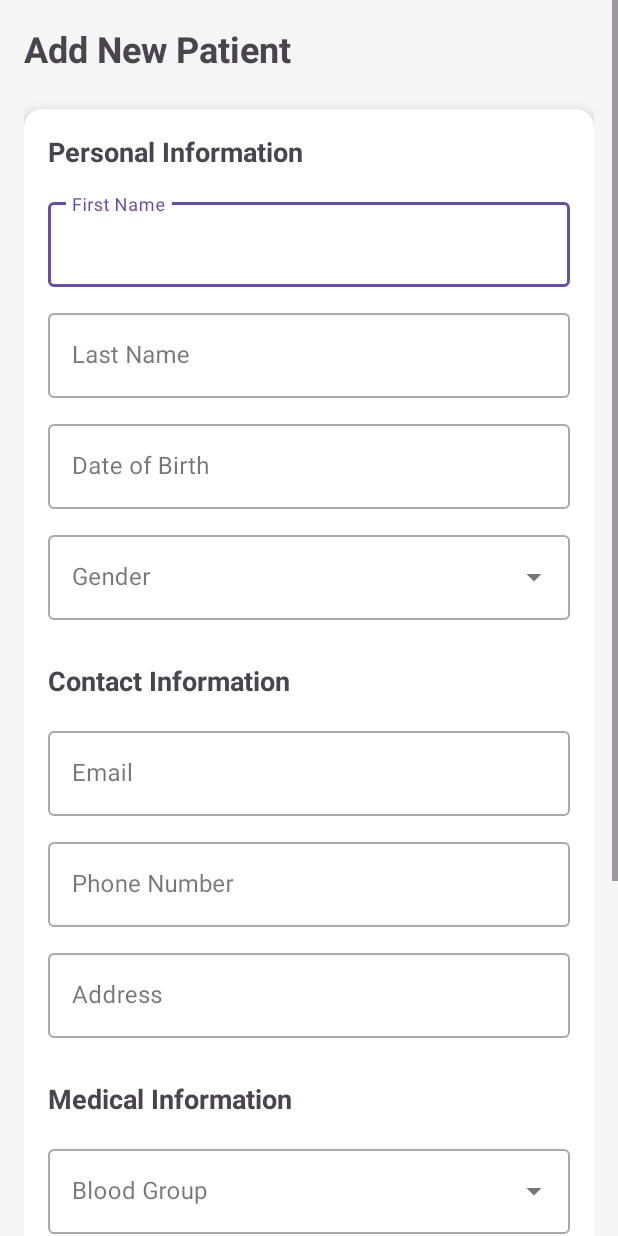
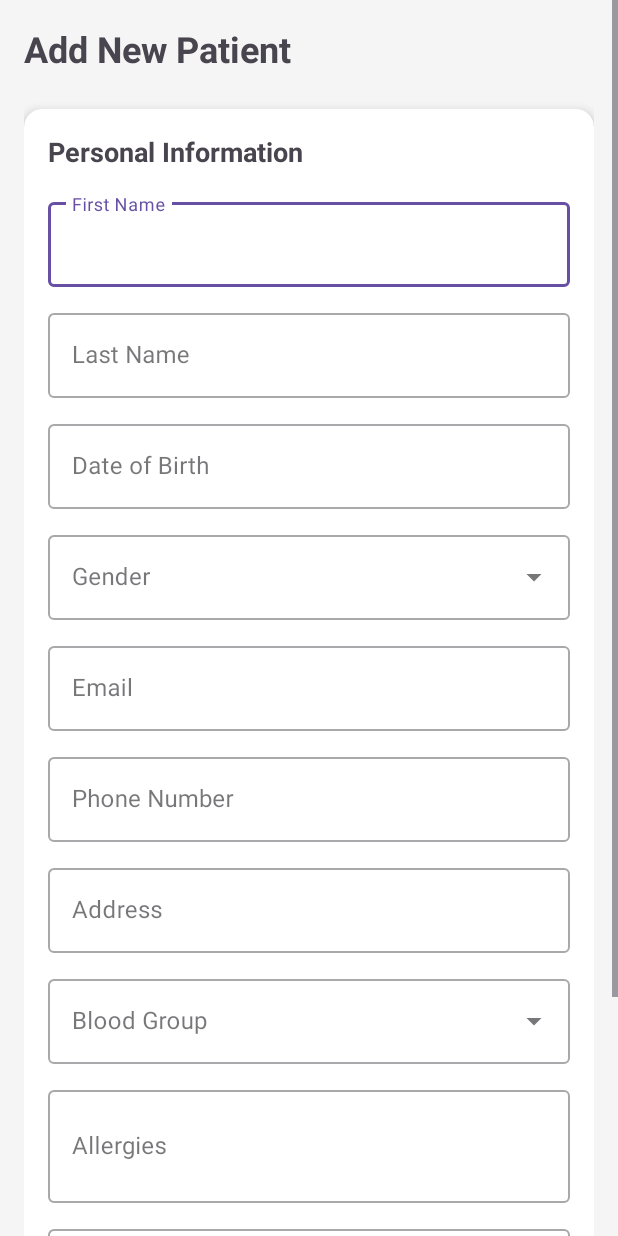
Before and after one commit to Lakshay0916/medora, an Android app: the PatientListActivity screen opened directly, with no data from a screen before it, after a tap on "Add Patient", on a phone screen of 412 x 824 dp. Run offline under Robolectric (Android 15) with nearby library versions, the phone set to English and light mode, and no system bars; our stand-ins replace Firebase (no records; nobody signed in at launch, a user with empty details on screens opened directly).

```diff
--- a/app/src/main/java/com/example/med/PatientListActivity.java
+++ b/app/src/main/java/com/example/med/PatientListActivity.java
@@ -2,9 +2,12 @@ package com.example.med;
 
 import android.content.Intent;
 import android.os.Bundle;
+import android.text.Editable;
+import android.text.TextWatcher;
 import android.view.LayoutInflater;
 import android.view.View;
 import android.view.ViewGroup;
+import android.widget.EditText;
 import android.widget.TextView;
 
 import androidx.annotation.NonNull;
@@ -31,6 +34,7 @@ public class PatientListActivity extends AppCompatActivity {
     private List<Patient> patientList;
     private FloatingActionButton fabAddPatient;
     private String uid;
+    private EditText etSearch;
 
     @Override
     protected void onCreate(Bundle savedInstanceState) {
@@ -41,15 +45,29 @@ public class PatientListActivity extends AppCompatActivity {
         recyclerView.setLayoutManager(new LinearLayoutManager(this));
 
         fabAddPatient = findViewById(R.id.fabAddPatient);
+        etSearch = findViewById(R.id.etSearch);
+
         fabAddPatient.setOnClickListener(v -> {
             Intent intent = new Intent(PatientListActivity.this, AddPatientActivity.class);
             startActivity(intent);
         });
 
-        // Initialize empty list and adapter before fetching
         patientList = new ArrayList<>();
         adapter = new PatientAdapter(patientList);
         recyclerView.setAdapter(adapter);
+
+        etSearch.addTextChangedListener(new TextWatcher() {
+            @Override
+            public void beforeTextChanged(CharSequence s, int start, int count, int after) {}
+
+            @Override
+            public void onTextChanged(CharSequence s, int start, int before, int count) {
+                adapter.filter(s.toString());
+            }
+
+            @Override
+            public void afterTextChanged(Editable s) {}
+        });
     }
 
     @Override
@@ -70,15 +88,17 @@ public class PatientListActivity extends AppCompatActivity {
                         if (task.isSuccessful()) {
                             patientList.clear();
                             for (QueryDocumentSnapshot snapshot : task.getResult()) {
-                                patientList.add(new Patient(
+                                Patient patient = new Patient(
                                         snapshot.getId(),
                                         snapshot.getString("name"),
                                         Integer.parseInt(snapshot.getString("age")),
                                         snapshot.getString("gender"),
                                         snapshot.getString("medicalHistory")
-                                ));
+                                );
+                                patientList.add(patient);
                             }
-                            adapter.notifyDataSetChanged();
+                            adapter = new PatientAdapter(patientList);
+                            recyclerView.setAdapter(adapter);
                         }
                     }
                 });
@@ -86,9 +106,25 @@ public class PatientListActivity extends AppCompatActivity {
 
     private class PatientAdapter extends RecyclerView.Adapter<PatientAdapter.PatientViewHolder> {
         private List<Patient> patients;
+        private List<Patient> allPatients;
 
         public PatientAdapter(List<Patient> patients) {
-            this.patients = patients;
+            this.patients = new ArrayList<>(patients);
+            this.allPatients = new ArrayList<>(patients);
+        }
+
+        public void filter(String text) {
+            patients.clear();
+            if (text.isEmpty()) {
+                patients.addAll(allPatients);
+            } else {
+                for (Patient p : allPatients) {
+                    if (p.getName().toLowerCase().startsWith(text.toLowerCase())) {
+                        patients.add(p);
+                    }
+                }
+            }
+            notifyDataSetChanged();
         }
 
         @NonNull
--- a/app/src/main/res/layout/activity_add_patient.xml
+++ b/app/src/main/res/layout/activity_add_patient.xml
@@ -11,7 +11,6 @@
         android:orientation="vertical"
         android:padding="16dp">
 
-        <!-- Header -->
         <TextView
             android:layout_width="match_parent"
             android:layout_height="wrap_content"
@@ -20,7 +19,6 @@
             android:textStyle="bold"
             android:layout_marginBottom="24dp"/>
 
-        <!-- Patient Information Form -->
         <androidx.cardview.widget.CardView
             android:layout_width="match_parent"
             android:layout_height="wrap_content"
@@ -34,7 +32,7 @@
                 android:orientation="vertical"
                 android:padding="16dp">
 
-                <!-- Personal Information Section -->
+                <!-- Personal Info -->
                 <TextView
                     android:layout_width="wrap_content"
                     android:layout_height="wrap_content"
@@ -45,10 +43,10 @@
 
                 <!-- First Name -->
                 <com.google.android.material.textfield.TextInputLayout
+                    style="@style/Widget.MaterialComponents.TextInputLayout.OutlinedBox"
                     android:layout_width="match_parent"
                     android:layout_height="wrap_content"
-                    android:layout_marginBottom="12dp"
-                    style="@style/Widget.MaterialComponents.TextInputLayout.OutlinedBox">
+                    android:layout_marginBottom="12dp">
 
                     <com.google.android.material.textfield.TextInputEditText
                         android:id="@+id/etFirstName"
@@ -60,10 +58,10 @@
 
                 <!-- Last Name -->
                 <com.google.android.material.textfield.TextInputLayout
+                    style="@style/Widget.MaterialComponents.TextInputLayout.OutlinedBox"
                     android:layout_width="match_parent"
                     android:layout_height="wrap_content"
-                    android:layout_marginBottom="12dp"
-                    style="@style/Widget.MaterialComponents.TextInputLayout.OutlinedBox">
+                    android:layout_marginBottom="12dp">
 
                     <com.google.android.material.textfield.TextInputEditText
                         android:id="@+id/etLastName"
@@ -73,53 +71,42 @@
                         android:inputType="textPersonName"/>
                 </com.google.android.material.textfield.TextInputLayout>
 
-                <!-- Date of Birth -->
+                <!-- DOB -->
                 <com.google.android.material.textfield.TextInputLayout
+                    style="@style/Widget.MaterialComponents.TextInputLayout.OutlinedBox"
                     android:layout_width="match_parent"
                     android:layout_height="wrap_content"
-                    android:layout_marginBottom="12dp"
-                    style="@style/Widget.MaterialComponents.TextInputLayout.OutlinedBox">
+                    android:layout_marginBottom="12dp">
 
                     <com.google.android.material.textfield.TextInputEditText
                         android:id="@+id/etDateOfBirth"
                         android:layout_width="match_parent"
                         android:layout_height="wrap_content"
                         android:hint="Date of Birth"
-                        android:inputType="date"
-                        android:focusable="false"/>
+                        android:focusable="false"
+                        android:inputType="none"/>
                 </com.google.android.material.textfield.TextInputLayout>
 
                 <!-- Gender -->
                 <com.google.android.material.textfield.TextInputLayout
+                    style="@style/Widget.MaterialComponents.TextInputLayout.OutlinedBox.ExposedDropdownMenu"
                     android:layout_width="match_parent"
                     android:layout_height="wrap_content"
-                    android:layout_marginBottom="12dp"
-                    style="@style/Widget.MaterialComponents.TextInputLayout.OutlinedBox.ExposedDropdownMenu">
+                    android:layout_marginBottom="12dp">
 
                     <AutoCompleteTextView
                         android:id="@+id/spinnerGender"
                         android:layout_width="match_parent"
                         android:layout_height="wrap_content"
-                        android:hint="Gender"
-                        android:inputType="none"/>
+                        android:hint="Gender"/>
                 </com.google.android.material.textfield.TextInputLayout>
-
-                <!-- Contact Information Section -->
-                <TextView
-                    android:layout_width="wrap_content"
-                    android:layout_height="wrap_content"
-                    android:text="Contact Information"
-                    android:textSize="18sp"
-                    android:textStyle="bold"
-                    android:layout_marginTop="16dp"
-                    android:layout_marginBottom="16dp"/>
 
                 <!-- Email -->
                 <com.google.android.material.textfield.TextInputLayout
+                    style="@style/Widget.MaterialComponents.TextInputLayout.OutlinedBox"
                     android:layout_width="match_parent"
                     android:layout_height="wrap_content"
-                    android:layout_marginBottom="12dp"
-                    style="@style/Widget.MaterialComponents.TextInputLayout.OutlinedBox">
+                    android:layout_marginBottom="12dp">
 
                     <com.google.android.material.textfield.TextInputEditText
                         android:id="@+id/etEmail"
@@ -131,10 +118,10 @@
 
                 <!-- Phone -->
                 <com.google.android.material.textfield.TextInputLayout
+                    style="@style/Widget.MaterialComponents.TextInputLayout.OutlinedBox"
                     android:layout_width="match_parent"
                     android:layout_height="wrap_content"
-                    android:layout_marginBottom="12dp"
-                    style="@style/Widget.MaterialComponents.TextInputLayout.OutlinedBox">
+                    android:layout_marginBottom="12dp">
 
                     <com.google.android.material.textfield.TextInputEditText
                         android:id="@+id/etPhone"
@@ -146,10 +133,10 @@
 
                 <!-- Address -->
                 <com.google.android.material.textfield.TextInputLayout
+                    style="@style/Widget.MaterialComponents.TextInputLayout.OutlinedBox"
                     android:layout_width="match_parent"
                     android:layout_height="wrap_content"
-                    android:layout_marginBottom="12dp"
-                    style="@style/Widget.MaterialComponents.TextInputLayout.OutlinedBox">
+                    android:layout_marginBottom="12dp">
 
                     <com.google.android.material.textfield.TextInputEditText
                         android:id="@+id/etAddress"
@@ -159,61 +146,50 @@
                         android:inputType="textPostalAddress"/>
                 </com.google.android.material.textfield.TextInputLayout>
 
-                <!-- Medical Information Section -->
-                <TextView
-                    android:layout_width="wrap_content"
-                    android:layout_height="wrap_content"
-                    android:text="Medical Information"
-                    android:textSize="18sp"
-                    android:textStyle="bold"
-                    android:layout_marginTop="16dp"
-                    android:layout_marginBottom="16dp"/>
-
                 <!-- Blood Group -->
                 <com.google.android.material.textfield.TextInputLayout
+                    style="@style/Widget.MaterialComponents.TextInputLayout.OutlinedBox.ExposedDropdownMenu"
                     android:layout_width="match_parent"
                     android:layout_height="wrap_content"
-                    android:layout_marginBottom="12dp"
-                    style="@style/Widget.MaterialComponents.TextInputLayout.OutlinedBox.ExposedDropdownMenu">>
+                    android:layout_marginBottom="12dp">
 
                     <AutoCompleteTextView
                         android:id="@+id/spinnerBloodGroup"
                         android:layout_width="match_parent"
                         android:layout_height="wrap_content"
-                        android:hint="Blood Group"
-                        android:inputType="none"/>
+                        android:hint="Blood Group"/>
                 </com.google.android.material.textfield.TextInputLayout>
 
                 <!-- Allergies -->
                 <com.google.android.material.textfield.TextInputLayout
+                    style="@style/Widget.MaterialComponents.TextInputLayout.OutlinedBox"
                     android:layout_width="match_parent"
                     android:layout_height="wrap_content"
-                    android:layout_marginBottom="12dp"
-                    style="@style/Widget.MaterialComponents.TextInputLayout.OutlinedBox">
+                    android:layout_marginBottom="12dp">
 
                     <com.google.android.material.textfield.TextInputEditText
                         android:id="@+id/etAllergies"
                         android:layout_width="match_parent"
                         android:layout_height="wrap_content"
-                        android:hint="Allergies (comma separated)"
-                        android:inputType="textMultiLine"
-                        android:minLines="2"/>
+                        android:hint="Allergies"
+                        android:minLines="2"
+                        android:inputType="textMultiLine"/>
                 </com.google.android.material.textfield.TextInputLayout>
 
                 <!-- Medical History -->
                 <com.google.android.material.textfield.TextInputLayout
+                    style="@style/Widget.MaterialComponents.TextInputLayout.OutlinedBox"
                     android:layout_width="match_parent"
                     android:layout_height="wrap_content"
-                    android:layout_marginBottom="12dp"
-                    style="@style/Widget.MaterialComponents.TextInputLayout.OutlinedBox">
+                    android:layout_marginBottom="12dp">
 
                     <com.google.android.material.textfield.TextInputEditText
                         android:id="@+id/etMedicalHistory"
                         android:layout_width="match_parent"
                         android:layout_height="wrap_content"
                         android:hint="Medical History"
-                        android:inputType="textMultiLine"
-                        android:minLines="3"/>
+                        android:minLines="3"
+                        android:inputType="textMultiLine"/>
                 </com.google.android.material.textfield.TextInputLayout>
 
             </LinearLayout>
@@ -226,9 +202,7 @@
             android:layout_height="wrap_content"
             android:text="Add Patient"
             android:textSize="16sp"
-            android:padding="12dp"
-            android:layout_marginTop="16dp"
-            app:cornerRadius="8dp"/>
+            style="@style/Widget.MaterialComponents.Button"/>
 
     </LinearLayout>
 </ScrollView>
--- a/app/src/main/res/layout/activity_patient_list.xml
+++ b/app/src/main/res/layout/activity_patient_list.xml
@@ -58,7 +58,6 @@
                 android:background="@null"
                 android:drawablePadding="8dp"
                 android:hint="Search patients..."
-
                 android:padding="8dp" />
 
             <ImageButton
```
Also changed, not shown: app/src/main/java/com/example/med/AddPatientActivity.java (+63 -13 lines).
